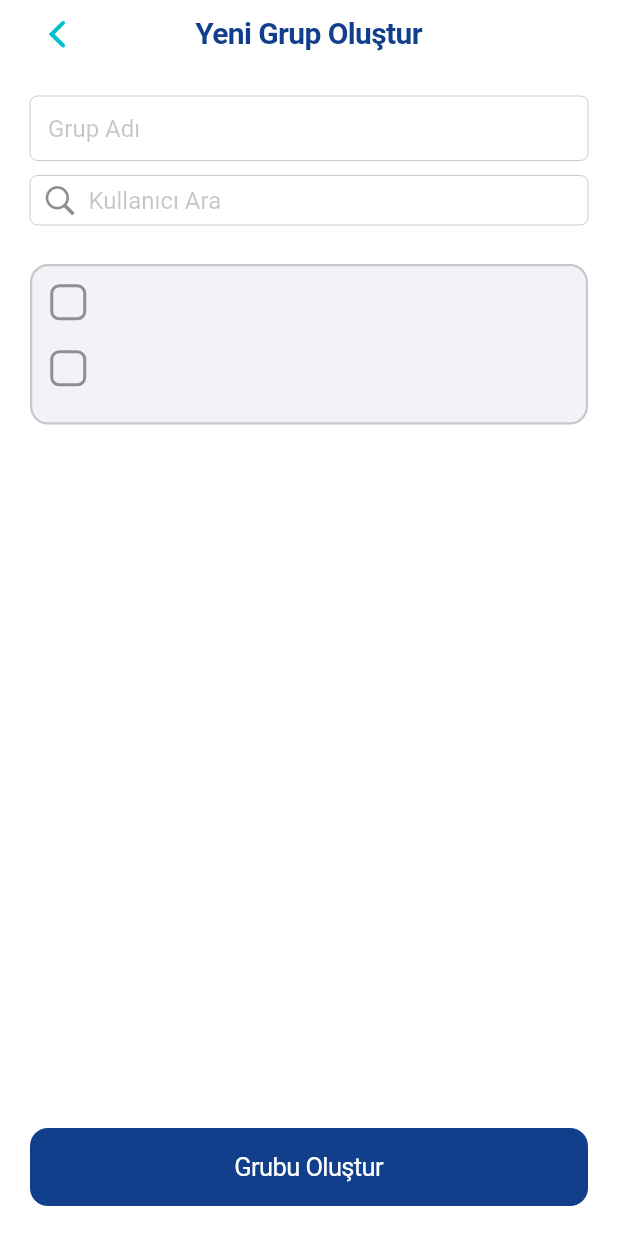
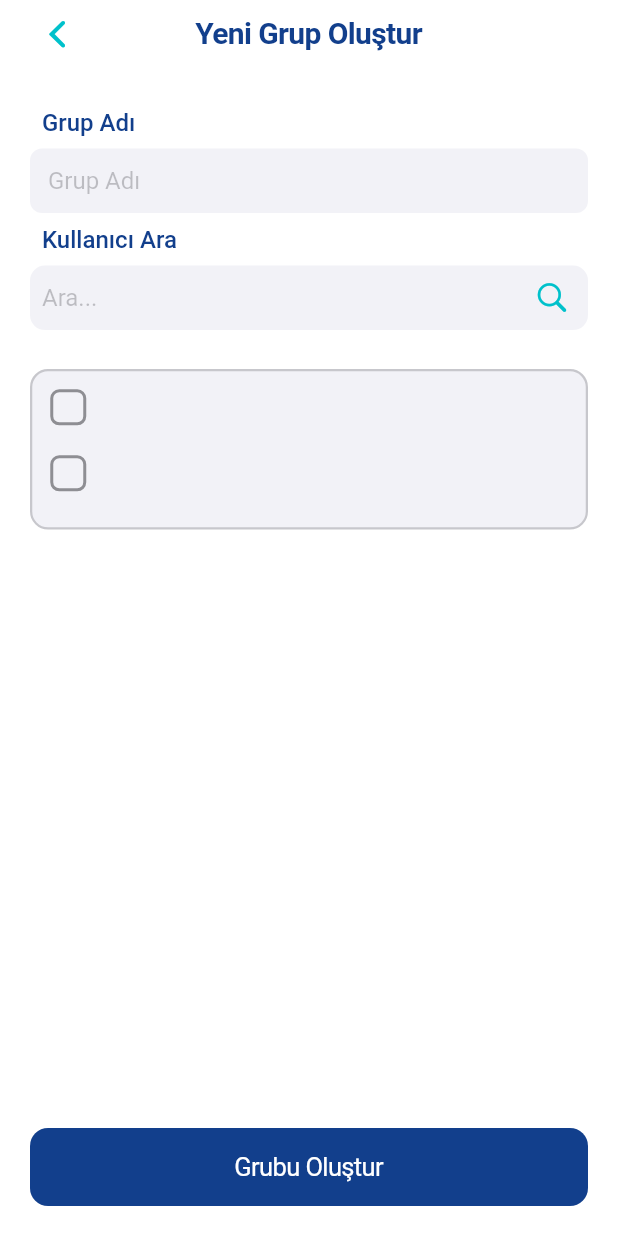
Before and after one commit to omerfarukslan/fuzulev-survey-app-flutter, a Flutter app: the CreateGroupScreen screen opened by its route, on a phone screen of 412 x 824 dp. Run offline on Flutter 3.47's test engine with Material 3 defaults, Android fonts, the phone set to English and light mode, and no system bars; our stand-ins replace cloud_firestore, firebase_auth, firebase_core, fl_chart, flutter_svg, google_fonts and 1 more; accounts and stored records are empty.

Commit message:
update textfield ui

```diff
--- a/lib/screens/admin/group/creategroup_screen.dart
+++ b/lib/screens/admin/group/creategroup_screen.dart
@@ -108,22 +108,59 @@ class _CreateGroupScreenState extends State<CreateGroupScreen> {
         child: Padding(
           padding: const EdgeInsets.all(20),
           child: Column(
+            crossAxisAlignment: CrossAxisAlignment.start,
+
             children: [
+              Padding(
+                padding: const EdgeInsets.all(8.0),
+                child: Text(
+                  'Grup Adı',
+                  style: TextStyle(
+                    color: AppColors.primaryColor,
+                    fontSize: 16,
+                    fontWeight: FontWeight.w500,
+                  ),
+                ),
+              ),
               CupertinoTextField(
+                style: TextStyle(color: AppColors.onSurfaceColor),
+                padding: const EdgeInsets.all(12),
+                decoration: BoxDecoration(
+                  color: CupertinoColors.systemGrey6,
+                  borderRadius: BorderRadius.circular(8),
+                ),
                 controller: _groupNameController,
                 placeholder: "Grup Adı",
-                padding: const EdgeInsets.all(12),
               ),
-              const SizedBox(height: 10),
+              Padding(
+                padding: const EdgeInsets.all(8.0),
+                child: Text(
+                  'Kullanıcı Ara',
+                  style: TextStyle(
+                    color: AppColors.primaryColor,
+                    fontSize: 16,
+                    fontWeight: FontWeight.w500,
+                  ),
+                ),
+              ),
               CupertinoTextField(
+                style: TextStyle(color: AppColors.onSurfaceColor),
                 controller: _searchController,
-                placeholder: "Kullanıcı Ara",
-                prefix: const Padding(
-                  padding: EdgeInsets.only(left: 8),
+                placeholder: "Ara...",
+                suffix: const Padding(
+                  padding: EdgeInsets.only(right: 12),
                   child: Icon(
                     CupertinoIcons.search,
-                    color: CupertinoColors.systemGrey,
+                    color: AppColors.primarySupColor,
                   ),
+                ),
+                padding: const EdgeInsets.symmetric(
+                  vertical: 12,
+                  horizontal: 8,
+                ),
+                decoration: BoxDecoration(
+                  color: CupertinoColors.systemGrey6,
+                  borderRadius: BorderRadius.circular(10),
                 ),
                 onChanged: (value) {
                   setState(() {
```
